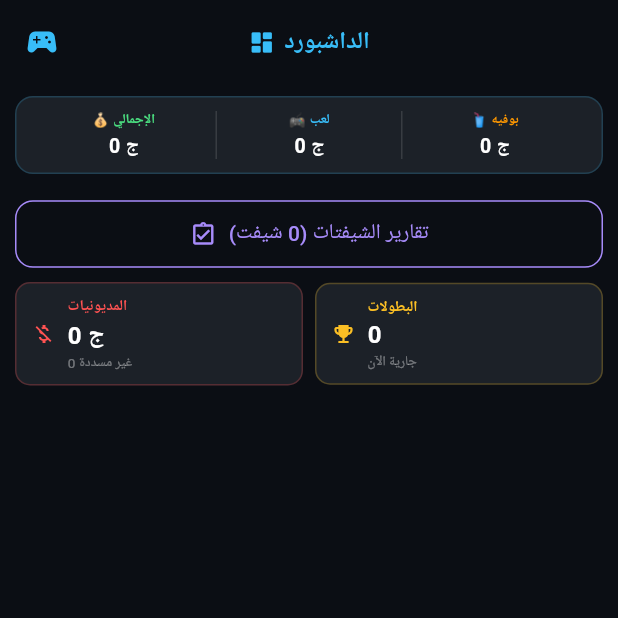
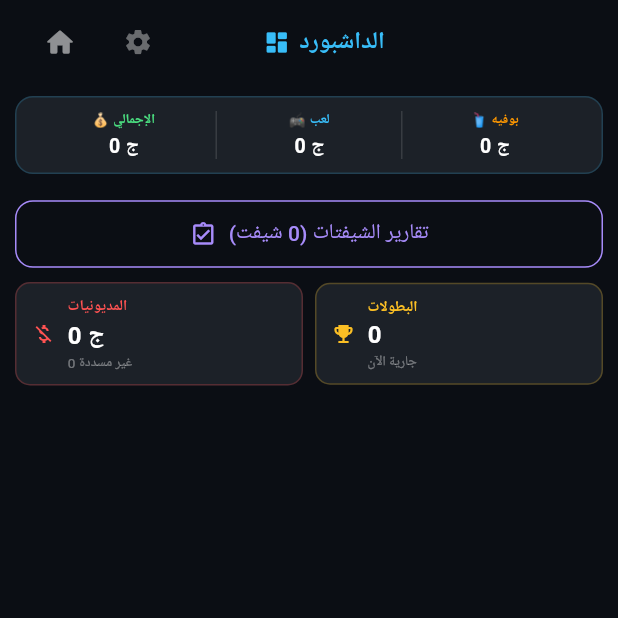
Before and after one commit to ibrahimshoshaa/PSV5, a Flutter app: the DashboardScreen screen opened directly, on a phone screen of 412 x 824 dp, the top half of it. Run offline on Flutter 3.47's test engine with Material 3 defaults, Android fonts, the light colour scheme and no system bars; our stand-ins replace flutter_local_notifications, qr_flutter, shared_preferences; accounts and stored records are empty.

Commit message:
Update dashboard_screen.dart

```diff
--- a/lib/screens/dashboard_screen.dart
+++ b/lib/screens/dashboard_screen.dart
@@ -71,7 +71,34 @@ class _DashboardScreenState extends State<DashboardScreen> {
       backgroundColor: const Color(0xFF0b0e14),
       appBar: AppBar(
   backgroundColor: const Color(0xFF0b0e14),
-        title: const Row(
+  automaticallyImplyLeading: false,
+  title: Row(
+    mainAxisAlignment: MainAxisAlignment.spaceBetween,
+    children: [
+      // ── يسار: زرار الهوم والإعدادات ──
+      Row(
+        mainAxisSize: MainAxisSize.min,
+        children: [
+          IconButton(
+            icon: const Icon(Icons.home_rounded, color: Colors.white54, size: 22),
+            tooltip: 'الرئيسية',
+            onPressed: () => Navigator.pop(context),
+            padding: EdgeInsets.zero,
+            constraints: const BoxConstraints(),
+          ),
+          const SizedBox(width: 4),
+          IconButton(
+            icon: const Icon(Icons.settings, color: Colors.white38, size: 20),
+            tooltip: 'الإعدادات',
+            onPressed: () => Navigator.push(context,
+                MaterialPageRoute(builder: (_) => const SettingsScreen())),
+            padding: EdgeInsets.zero,
+            constraints: const BoxConstraints(),
+          ),
+        ],
+      ),
+      // ── وسط: العنوان ──
+      const Row(
         mainAxisSize: MainAxisSize.min,
         children: [
           Icon(Icons.dashboard_rounded, color: Color(0xFF38bdf8), size: 18),
@@ -83,15 +110,9 @@ class _DashboardScreenState extends State<DashboardScreen> {
                   fontSize: 16)),
         ],
       ),
-        centerTitle: true,
-        automaticallyImplyLeading: false,
-leading: IconButton(
-  icon: const Icon(Icons.sports_esports, color: Color(0xFF38bdf8)),
-  tooltip: 'الأجهزة',
-  onPressed: () => Navigator.push(
-    context,
-    MaterialPageRoute(builder: (_) => const HomeScreen()),
-  ),
+      // ── يمين: placeholder للتوازن ──
+      const SizedBox(width: 80),
+    ],
   ),
 ),
       body: ListView(
```
Lines whose indentation alone changed are shown as unchanged.
